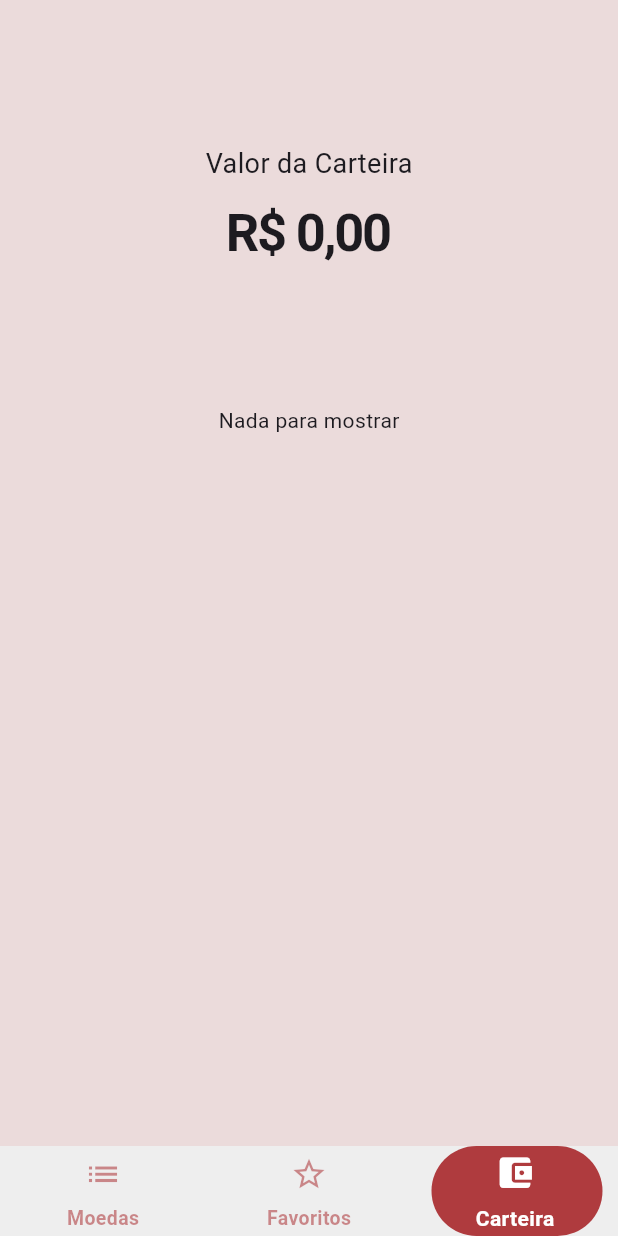
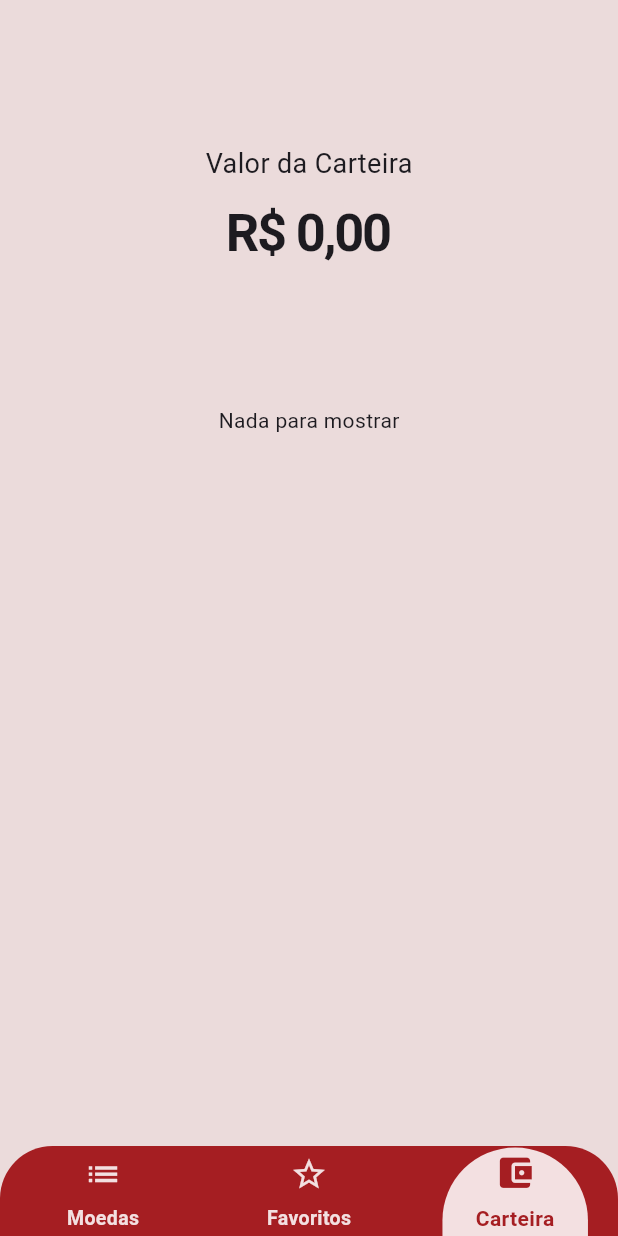
Before and after one commit to Tommy-jeff/crypto-quote, a Flutter app: the screen it shows after launch, swiped to page 3, on a phone screen of 412 x 824 dp. Run offline on Flutter 3.47's test engine with Material 3 defaults, Android fonts, the light colour scheme and no system bars; our stand-ins replace fl_chart, hive, hive_flutter, shared_preferences, sidebarx and 1 more; missing offline and left inert: dart:ffi; accounts and stored records are empty; statements that could not run were skipped.

Commit message:
feat: navigationBar redesigned

```diff
--- a/lib/pages/home_page.dart
+++ b/lib/pages/home_page.dart
@@ -39,16 +39,15 @@ class _HomePageState extends State<HomePage> {
           duration: Duration(milliseconds: 200),
           curve: Curves.easeInOut,
           height: 60,
-          top: activate ? 0 : 60,
-          // left: activate ? 0 : 130,
-          left: 10,
-          width: 120,
+          top: activate ? 1 : 60,
+          left: MediaQuery.of(context).size.width * 0.042,
+          width: MediaQuery.of(context).size.width * 0.25,
           child: Padding(
             padding: const EdgeInsets.symmetric(horizontal: 3.0),
             child: Container(
               decoration: BoxDecoration(
-                  color: Const.tomato.withAlpha(220),
-                  borderRadius: BorderRadius.all(Radius.circular(50))
+                  color: Colors.white.withAlpha(220),
+                  borderRadius: BorderRadius.only(topLeft: Radius.circular(50), topRight: Radius.circular(50))
               ),
             ),
           ),
@@ -58,7 +57,7 @@ class _HomePageState extends State<HomePage> {
           label: label,
           selectedIcon: Icon(
             selectedIcon,
-            color: Colors.white,
+            color: Const.tomato,
             size: 27,
           ),
         ),
@@ -70,6 +69,7 @@ class _HomePageState extends State<HomePage> {
   Widget build(BuildContext context) {
     log("pagina atual: $paginaAtual");
     return Scaffold(
+      extendBody: true,
       body: PageView(
         controller: pageController,
         onPageChanged: setAtualPage,
@@ -82,29 +82,32 @@ class _HomePageState extends State<HomePage> {
       ),
       bottomNavigationBar: NavigationBarTheme(
         data: NavigationBarThemeData(
-          backgroundColor: Colors.grey[200],
-          indicatorColor: Colors.transparent,
+          backgroundColor: Const.tomato,
           iconTheme: WidgetStatePropertyAll(
-            IconThemeData(color: Const.tomato50, size: 25),
+            IconThemeData(color: Colors.white.withAlpha(220), size: 25),
           ),
           labelTextStyle: WidgetStateProperty.resolveWith<TextStyle>((state) {
             if (state.contains(WidgetState.selected)) {
               return TextStyle(
                 fontSize: 14,
                 fontWeight: FontWeight.w600,
-                color: Colors.white,
+                color: Const.tomato,
               );
             }
             return TextStyle(
               fontSize: 13,
               fontWeight: FontWeight.w600,
-              color: Const.tomato50,
+              color: Colors.white.withAlpha(220),
             );
           }),
         ),
+        child: ClipRRect(
+          borderRadius: BorderRadius.only(
+            topLeft: Radius.circular(35),
+            topRight: Radius.circular(35),
+          ),
           child: NavigationBar(
             height: 60,
-          // backgroundColor: Colors.red,
             animationDuration: Duration(milliseconds: 350),
             indicatorColor: Colors.transparent,
             selectedIndex: paginaAtual,
@@ -124,6 +127,7 @@ class _HomePageState extends State<HomePage> {
             },
           ),
         ),
+      ),
     );
   }
 }
```
Also changed, not shown: lib/pages/moedas_page.dart (+2 -6 lines). Lines whose indentation alone changed are shown as unchanged.
